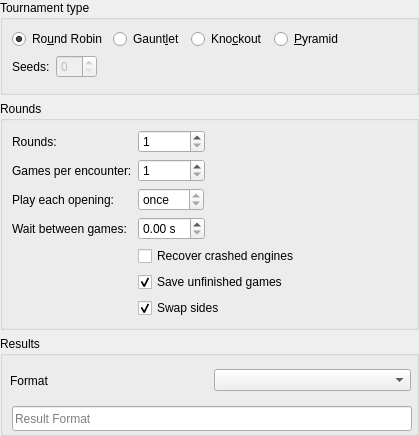
Above: projects/gui/ui/tournamentsettingswidget.ui from cutechess/cutechess before the change. Below: the same form after it.
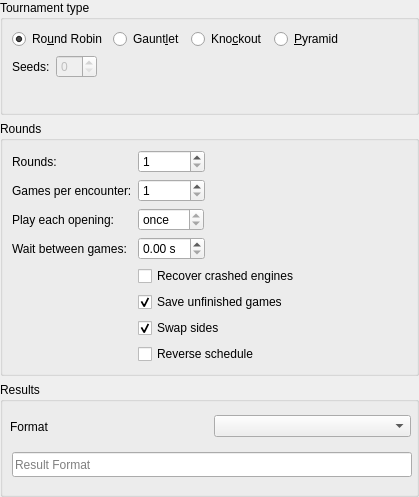
That is the form after the change. Custom widgets are drawn as their Qt base class.

Commit message: GUI equivalent to the CLI option -reverse to reverse schedule for sides

```diff
--- a/projects/gui/ui/tournamentsettingswidget.ui
+++ b/projects/gui/ui/tournamentsettingswidget.ui
@@ -7,7 +7,7 @@
     <x>0</x>
     <y>0</y>
     <width>419</width>
-    <height>436</height>
+    <height>497</height>
    </rect>
   </property>
   <property name="windowTitle">
@@ -262,6 +262,16 @@
         </property>
        </widget>
       </item>
+      <item row="7" column="1">
+       <widget class="QCheckBox" name="m_reverseCheck">
+        <property name="toolTip">
+         <string>Reverse sides in schedule: A vs B, C vs D ... to  B vs A, D vs C ... (default: false)</string>
+        </property>
+        <property name="text">
+         <string>Reverse schedule</string>
+        </property>
+       </widget>
+      </item>
      </layout>
     </widget>
    </item>
```
The commit also changes 3 other files.
